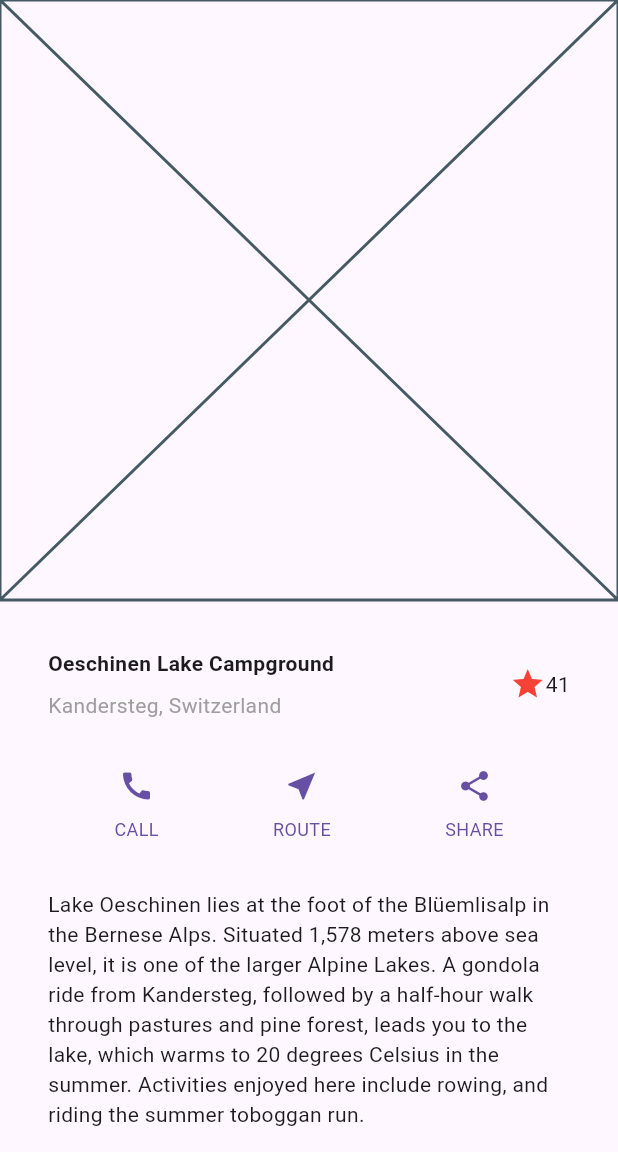
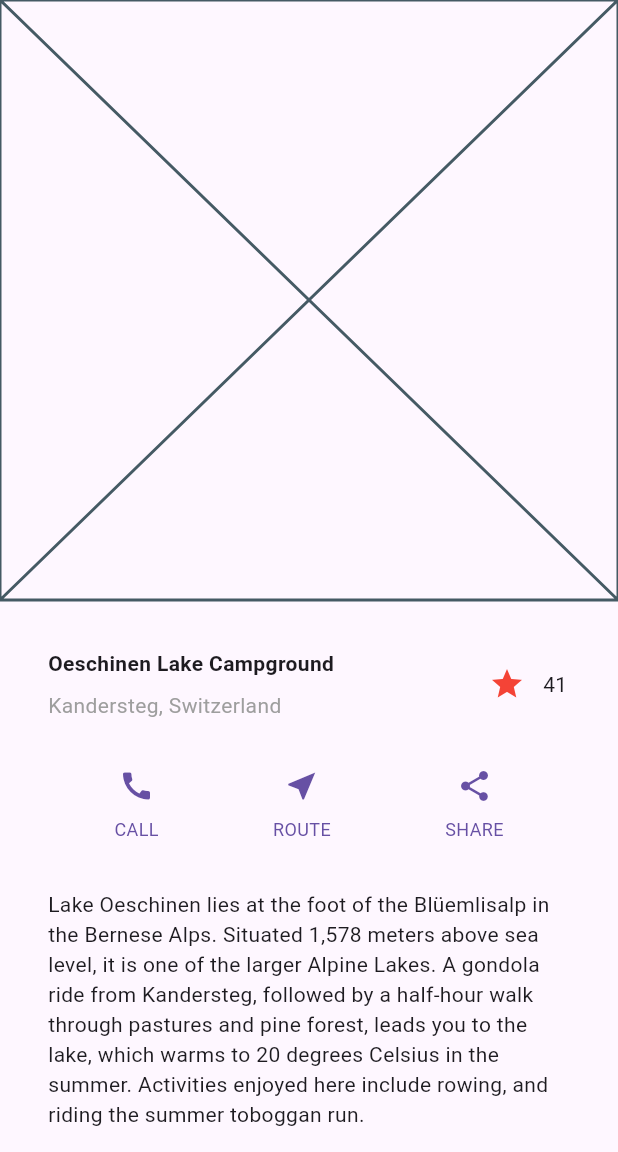
Before and after one commit to TMThanh7217/flutter_layout_demo, a Flutter app: the screen it shows after launch, on a phone screen of 412 x 824 dp, the part 84-1236 px from its top. Run offline on Flutter 3.47's test engine with Material 3 defaults, Android fonts, the phone set to English and light mode, and no system bars.

Commit message:
Add interactivity

```diff
--- a/lib/main.dart
+++ b/lib/main.dart
@@ -82,11 +82,7 @@
             ),
           ),
           /*3*/
-          Icon(
-            Icons.star,
-            color: Colors.red[500],
-          ),
-          const Text('41'),
+          const FavoriteWidget(),
         ],
       ),
     );
@@ -178,3 +174,54 @@
     );
   }
 }
+
+class FavoriteWidget extends StatefulWidget {
+  const FavoriteWidget({super.key});
+
+  @override
+  State<FavoriteWidget> createState() => _FavoriteWidgetState();
+}
+
+class _FavoriteWidgetState extends State<FavoriteWidget> {
+  bool _isFavorited = true;
+  int _favoriteCount = 41;
+
+  @override
+  Widget build(BuildContext context) {
+    return Row(
+      mainAxisSize: MainAxisSize.min,
+      children: [
+        Container(
+          padding: const EdgeInsets.all(0),
+          child: IconButton(
+            padding: const EdgeInsets.all(0),
+            alignment: Alignment.center,
+            icon: (_isFavorited
+                ? const Icon(Icons.star)
+                : const Icon(Icons.star_border)),
+            color: Colors.red[500],
+            onPressed: _toggleFavorite,
+          ),
+        ),
+        SizedBox(
+          width: 18,
+          child: SizedBox(
+            child: Text('$_favoriteCount'),
+          ),
+        ),
+      ],
+    );
+  }
+
+  void _toggleFavorite() {
+    setState(() {
+      if (_isFavorited) {
+        _favoriteCount -= 1;
+        _isFavorited = false;
+      } else {
+        _favoriteCount += 1;
+        _isFavorited = true;
+      }
+    });
+  }
+}
```
